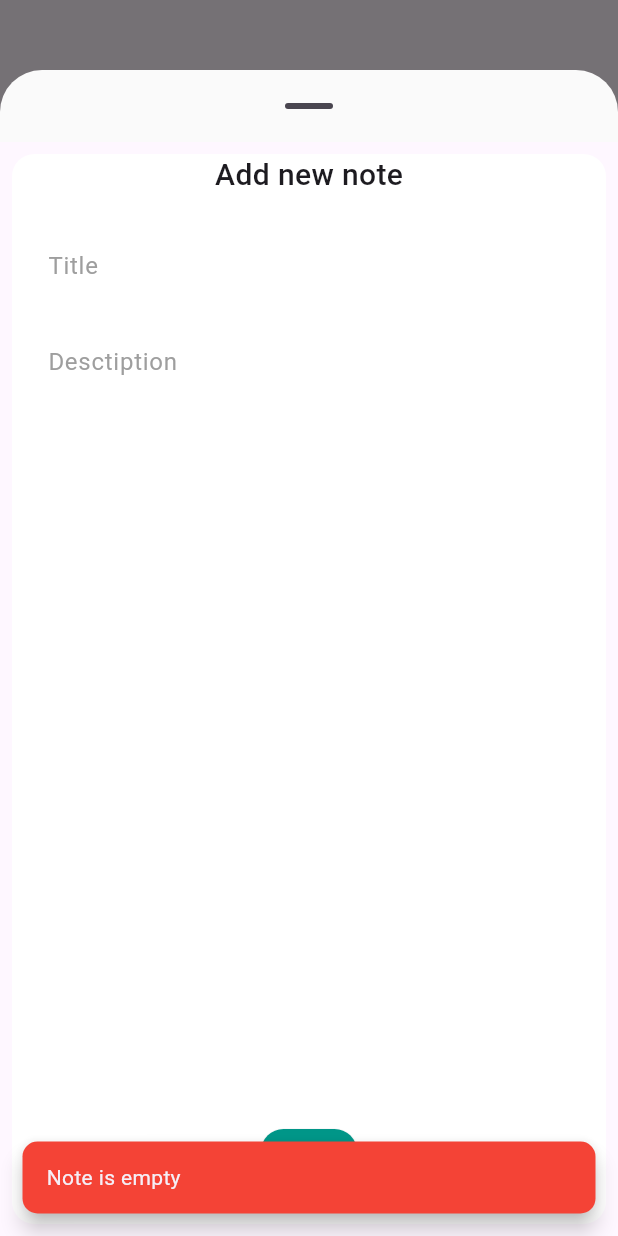
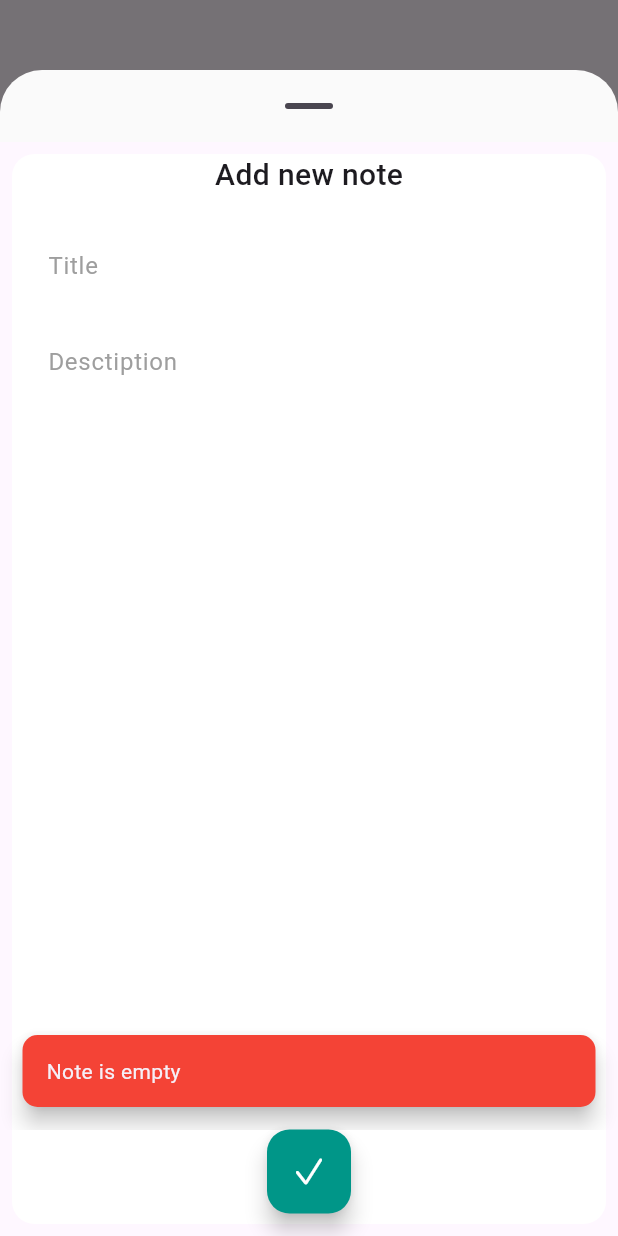
Before and after one commit to jyyoooo/Your-Notes-App, a Flutter app: what addNoteSheet() shows on an empty page, opened directly with empty values, after a tap on an icon or button, on a phone screen of 412 x 824 dp. Run offline on Flutter 3.47's test engine with Material 3 defaults, Android fonts, the phone set to English and light mode, and no system bars; our stand-ins replace bloc, flutter_bloc, flutter_slidable; network calls fail.

Commit message:
UI improvements

```diff
--- a/lib/presentation/pages/home/home_page.dart
+++ b/lib/presentation/pages/home/home_page.dart
@@ -15,12 +15,11 @@ class Home extends StatelessWidget {
     context.read<NotesBloc>().add(NotesInitialFetchEvent());
     final notesBloc = context.read<NotesBloc>();
 
-
     return Scaffold(
       floatingActionButtonLocation: FloatingActionButtonLocation.centerDocked,
       floatingActionButton: Padding(
-        padding: const EdgeInsets.only(bottom: 8.0),
-        child: FloatingActionButton.small(
+        padding: const EdgeInsets.only(bottom: 15.0),
+        child: FloatingActionButton(
           shape:
               RoundedRectangleBorder(borderRadius: BorderRadius.circular(15)),
           tooltip: 'Add new note',
--- a/lib/presentation/pages/home/widgets/new_note_sheet.dart
+++ b/lib/presentation/pages/home/widgets/new_note_sheet.dart
@@ -22,10 +22,43 @@ addNoteSheet(BuildContext ctx, NotesBloc notesBloc) {
     context: ctx,
     builder: (ctx) {
       return Scaffold(
+        floatingActionButtonLocation: FloatingActionButtonLocation.centerDocked,
+        floatingActionButton: Padding(
+          padding: const EdgeInsets.only(bottom:15.0),
+          child: FloatingActionButton(
+            shape:
+                RoundedRectangleBorder(borderRadius: BorderRadius.circular(15)),
+            tooltip: 'Add this note',
+            backgroundColor: Colors.teal,
+            onPressed: () async {
+              // int id = DateTime.now().millisecondsSinceEpoch;
+              if (titleController.text == '' ||
+                  descriptionController.text == '') {
+                showSnackbar('Note is empty', ctx, Colors.red);
+              } else {
+                notesBloc.add(
+                  NotesAddEvent(
+                    note: NotesModel(
+                        // id: id,
+                        title: titleController.text.trim(),
+                        description: descriptionController.text.trim()),
+                  ),
+                );
+                Navigator.pop(ctx);
+                FocusScope.of(ctx).unfocus();
+              }
+            },
+            child: const Icon(
+              CupertinoIcons.check_mark,
+              color: Colors.white,
+            ),
+          ),
+        ),
         body: Padding(
           padding: const EdgeInsets.all(8.0),
           child: Container(
-            decoration: BoxDecoration(borderRadius: BorderRadius.circular(15),color: Colors.white),
+            decoration: BoxDecoration(
+                borderRadius: BorderRadius.circular(15), color: Colors.white),
             width: MediaQuery.of(ctx).size.width,
             child: Form(
               key: formKey,
@@ -38,7 +71,6 @@ addNoteSheet(BuildContext ctx, NotesBloc notesBloc) {
                     style: TextStyle(fontSize: 20, fontWeight: FontWeight.w500),
                   )),
                   const SizedBox(height: 10),
-
                   CustomTextField(
                     border: false,
                     labelText: 'Title',
@@ -46,51 +78,12 @@ addNoteSheet(BuildContext ctx, NotesBloc notesBloc) {
                     fw: FontWeight.w500,
                     fs: 18,
                   ),
-
                   CustomTextField(
-                    border: false,
+                      border: false,
                       maxLines: 20,
                       labelText: 'Desctiption',
                       controller: descriptionController),
-
                   const SizedBox(height: 20),
-
-                  // ELEVATED BUTTON
-                  Container(
-                    alignment: Alignment.center,
-                    child: ElevatedButton(
-                      style: const ButtonStyle(fixedSize: MaterialStatePropertyAll(Size.fromWidth(20)),
-                          shape: MaterialStatePropertyAll(
-                              RoundedRectangleBorder(
-                                  borderRadius:
-                                      BorderRadius.all(Radius.circular(15)))),
-                          foregroundColor:
-                              MaterialStatePropertyAll(Colors.white),
-                          backgroundColor:
-                              MaterialStatePropertyAll(Colors.teal)),
-                      onPressed: () async {
-                        // int id = DateTime.now().millisecondsSinceEpoch;
-
-                        if (titleController.text == '' ||
-                            descriptionController.text == '') {
-                          showSnackbar('Note is empty', ctx, Colors.red);
-                        } else {
-                          notesBloc.add(
-                            NotesAddEvent(
-                              note: NotesModel(
-                                  // id: id,
-                                  title: titleController.text.trim(),
-                                  description:
-                                      descriptionController.text.trim()),
-                            ),
-                          );
-                          Navigator.pop(ctx);
-                          FocusScope.of(ctx).unfocus();
-                        }
-                      },
-                      child: const Icon(CupertinoIcons.check_mark,size: 23,),
-                    ),
-                  ),
                 ],
               ),
             ),
```
Also changed, not shown: lib/presentation/pages/note/view_note.dart (+22 -32 lines).
